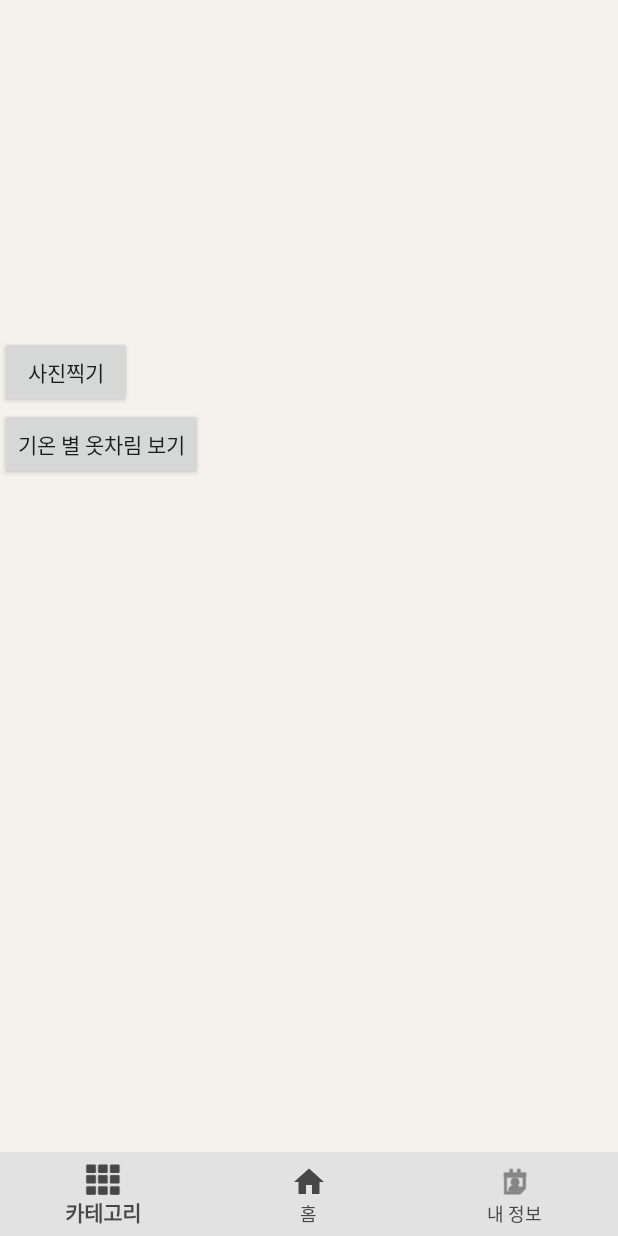
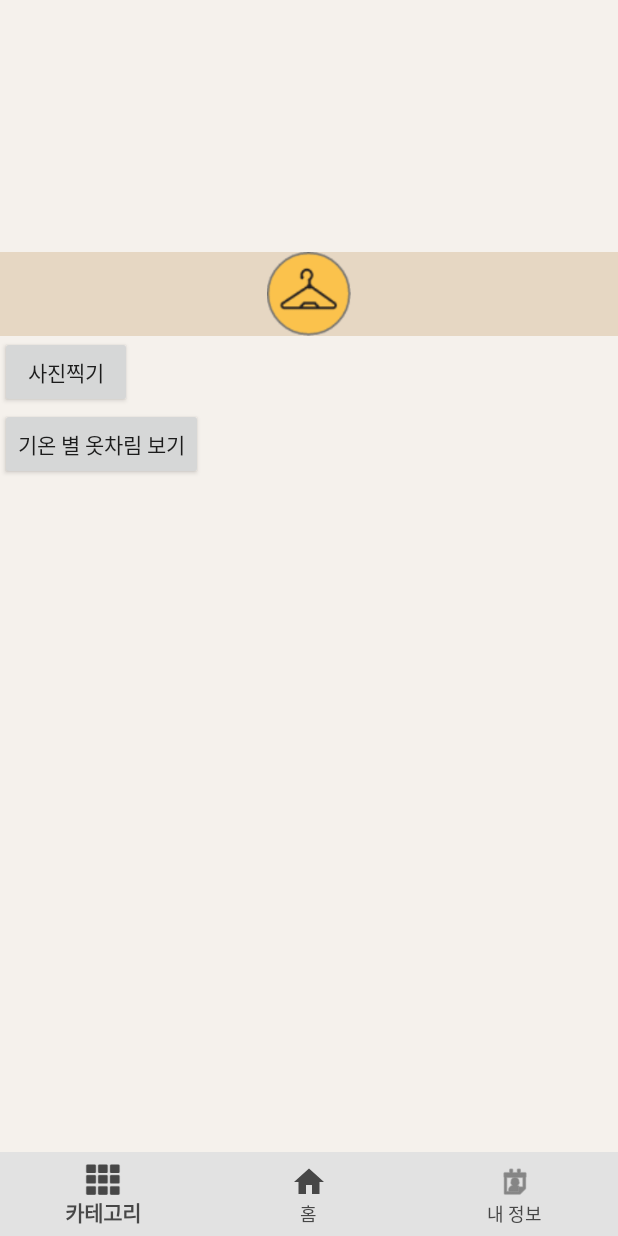
Before and after one commit to wnehdals/Omniver, an Android app: the CategoryActivity screen opened directly, with no data from a screen before it, on a phone screen of 412 x 824 dp. Run offline under Robolectric (Android 15) with nearby library versions, the phone set to English and light mode, and no system bars.

```diff
--- a/app/src/main/AndroidManifest.xml
+++ b/app/src/main/AndroidManifest.xml
@@ -42,7 +42,8 @@
                 <category android:name="android.intent.category.LAUNCHER" />
             </intent-filter>
         </activity>
-        <activity android:name=".myinfo_service.MyInfoActivity" />
+        <activity android:name=".myinfo_service.MyInfoActivity"
+            android:theme="@style/myinfoTheme"/>
         <activity
             android:name=".base.BottomNavigationActivity"
             android:label="@string/title_activity_bottom_navigation" />
--- a/app/src/main/java/com/example/omniver/SplashActivity.java
+++ b/app/src/main/java/com/example/omniver/SplashActivity.java
@@ -21,7 +21,7 @@ public class SplashActivity extends Activity {
         splachIcon = (ImageView)findViewById(R.id.splach_icon);
         //Glide.with(this).load(R.drawable.ic_logo).into(splachIcon);
         Handler hd = new Handler();
-        hd.postDelayed(new splashhandler(), 3000); // 1초 후에 hd handler 실행  3000ms = 3초
+        hd.postDelayed(new splashhandler(), 1000); // 1초 후에 hd handler 실행  3000ms = 3초
 
     }
 
--- a/app/src/main/java/com/example/omniver/myinfo_service/MyInfoActivity.java
+++ b/app/src/main/java/com/example/omniver/myinfo_service/MyInfoActivity.java
@@ -1,9 +1,13 @@
 package com.example.omniver.myinfo_service;
 
+import android.app.ActionBar;
 import android.os.Bundle;
+import android.view.View;
+import android.widget.Toolbar;
 
 import androidx.viewpager.widget.ViewPager;
 
+import com.example.omniver.CustomActionbar;
 import com.example.omniver.R;
 import com.example.omniver.base.BottomNavigationActivity;
 import com.google.android.material.bottomnavigation.BottomNavigationView;
@@ -28,6 +32,7 @@ public class MyInfoActivity extends BottomNavigationActivity {
         init();
     }
     public void init(){
+
         firstRankFragment = new FirstRankFragment();
         secondRankFragment = new SecondRankFragment();
         thirdRankFragment = new ThirdRankFragment();
--- a/app/src/main/res/layout/activity_category.xml
+++ b/app/src/main/res/layout/activity_category.xml
@@ -8,6 +8,7 @@
     android:orientation="vertical"
     android:background="@color/light_beige"
     tools:context=".CategoryActivity">
+    <include layout="@layout/toolbar_base"/>
     <LinearLayout
         android:layout_width="match_parent"
         android:layout_height="544dp"
--- a/app/src/main/res/layout/toolbar_base.xml
+++ b/app/src/main/res/layout/toolbar_base.xml
@@ -1,22 +1,19 @@
 <?xml version="1.0" encoding="utf-8"?>
-<com.google.android.material.appbar.AppBarLayout xmlns:android="http://schemas.android.com/apk/res/android"
+<androidx.constraintlayout.widget.ConstraintLayout xmlns:android="http://schemas.android.com/apk/res/android"
+    xmlns:app="http://schemas.android.com/apk/res-auto"
+    xmlns:tools="http://schemas.android.com/tools"
     android:layout_width="match_parent"
     android:layout_height="56dp"
-    android:background="@color/beige"
-    android:gravity="center">
-
-    <LinearLayout
-        android:layout_width="match_parent"
-        android:layout_height="match_parent"
-        android:orientation="horizontal"
-        android:gravity="center">
+    android:background="@color/beige">
 
 
-        <ImageView
-            android:layout_width="50dp"
-            android:layout_height="50dp"
-            android:background="@drawable/ic_logo">
-
-        </ImageView>
-    </LinearLayout>
-</com.google.android.material.appbar.AppBarLayout>
+    <ImageView
+        android:id="@+id/imageView2"
+        android:layout_width="wrap_content"
+        android:layout_height="wrap_content"
+        app:layout_constraintBottom_toBottomOf="parent"
+        app:layout_constraintEnd_toEndOf="parent"
+        app:layout_constraintStart_toStartOf="parent"
+        app:layout_constraintTop_toTopOf="parent"
+        app:srcCompat="@drawable/bg_beige_icon_rectangle" />
+</androidx.constraintlayout.widget.ConstraintLayout>
--- a/app/src/main/res/values/styles.xml
+++ b/app/src/main/res/values/styles.xml
@@ -6,6 +6,17 @@
         <item name="colorPrimary">@color/colorPrimary</item>
         <item name="colorPrimaryDark">@color/colorPrimaryDark</item>
         <item name="colorAccent">@color/colorAccent</item>
+        <item name="windowActionBar">false</item>
+        <item name="windowNoTitle">true</item>
+    </style>
+
+
+    <style name="myinfoTheme" parent="Theme.AppCompat.Light.DarkActionBar">
+        <!-- Customize your theme here. -->
+        <item name="colorPrimary">@color/beige</item>
+        <item name="colorPrimaryDark">@color/colorPrimaryDark</item>
+        <item name="colorAccent">@color/colorAccent</item>
+
     </style>
 
     <!-- 스플래시 테마 -->
```
Also changed, not shown: app/src/main/java/com/example/omniver/CustomActionbar.java (added, +27 -0 lines), app/src/main/java/com/example/omniver/EvaluationActivity.java (+22 -2 lines), app/src/main/res/layout/activity_evaluation.xml (+63 -9 lines).
